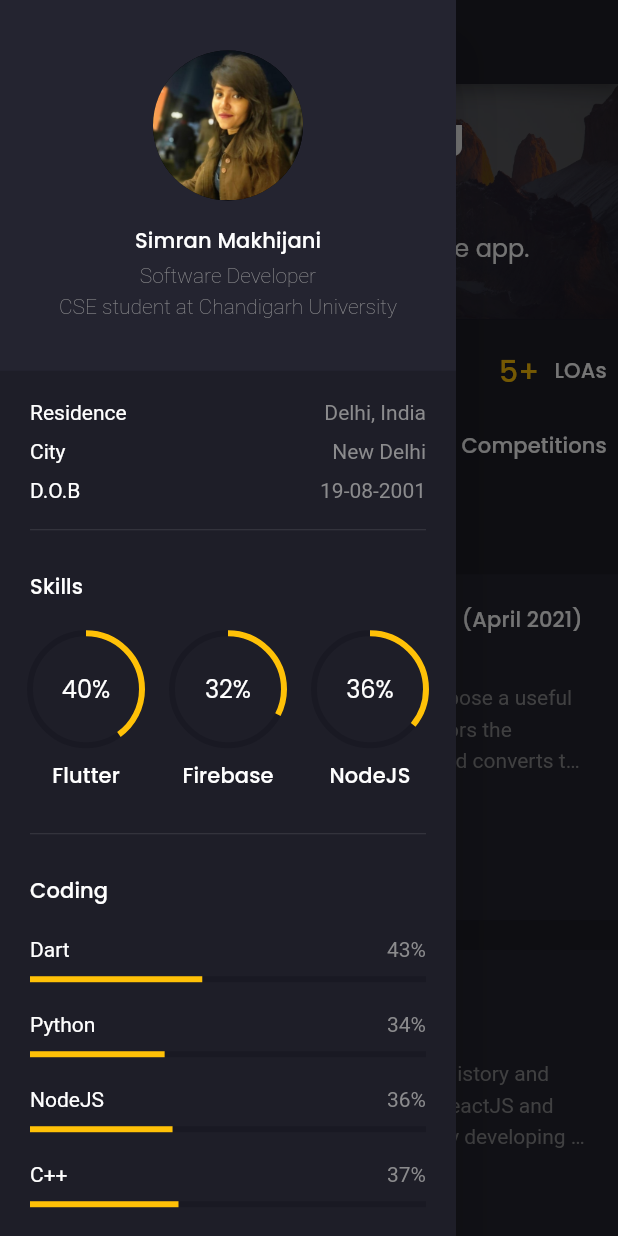
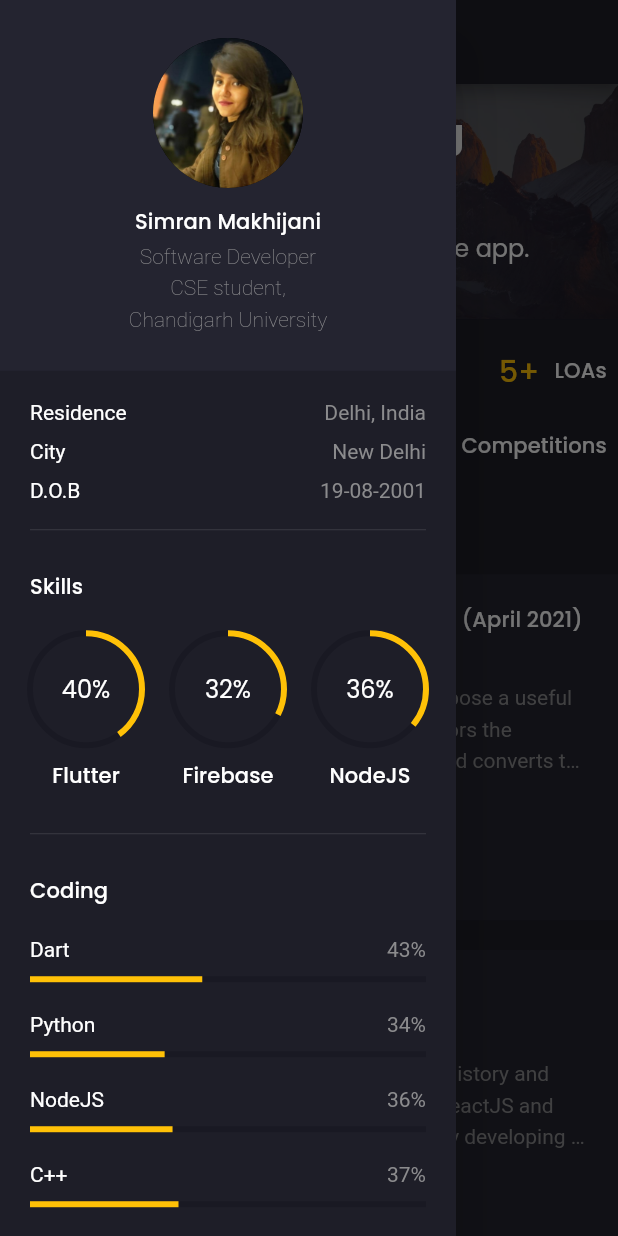
Before and after one commit to simran1901/Simran-s-Portfolio, a Flutter app: the screen it shows after launch, with the side drawer open, on a phone screen of 412 x 824 dp. Run offline on Flutter 3.47's test engine with Material 2 defaults, Android fonts, the phone set to English and light mode, and no system bars; drawn by our look-alikes of animated_text_kit; our stand-ins replace flutter_svg, google_fonts; missing offline and left inert: dart:html.

Commit message:
edited my info

```diff
--- a/lib/screens/main/components/my_info.dart
+++ b/lib/screens/main/components/my_info.dart
@@ -33,7 +33,16 @@ class MyInfo extends StatelessWidget {
               ),
             ),
             Text(
-              "CSE student at Chandigarh University",
+              "CSE student,",
+              overflow: TextOverflow.ellipsis,
+              textAlign: TextAlign.center,
+              style: TextStyle(
+                fontWeight: FontWeight.w200,
+                height: 1.5,
+              ),
+            ),
+            Text(
+              "Chandigarh University",
               overflow: TextOverflow.ellipsis,
               textAlign: TextAlign.center,
               style: TextStyle(
```
